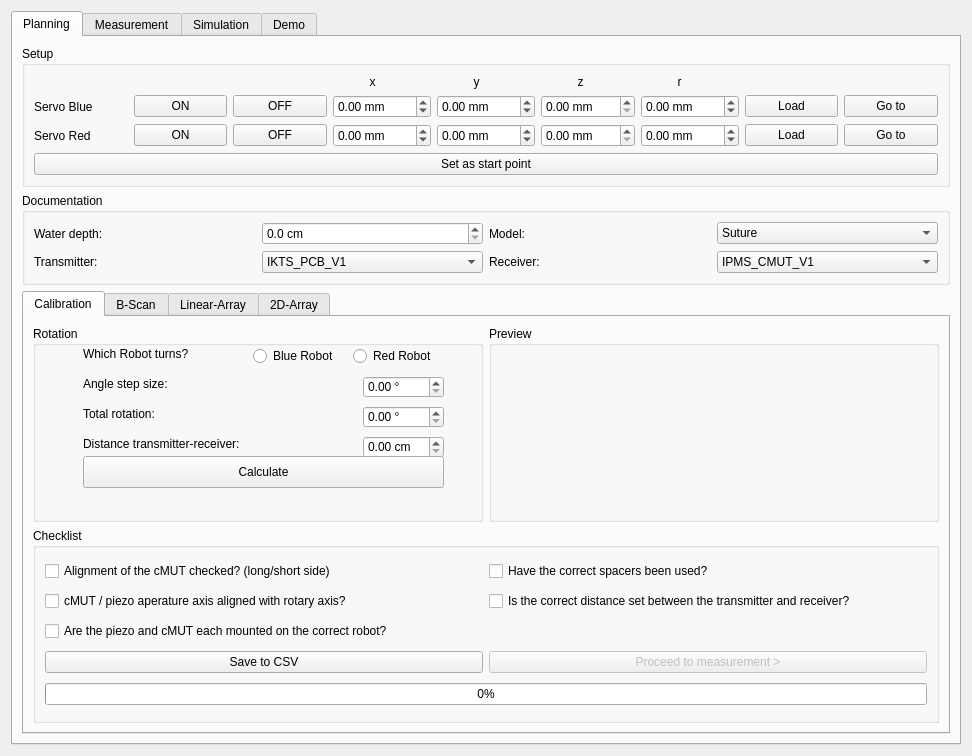
Before: the Qt Designer form new_ui/gui_view.ui in HybridEcho/Roboter, drawn with Qt 5.
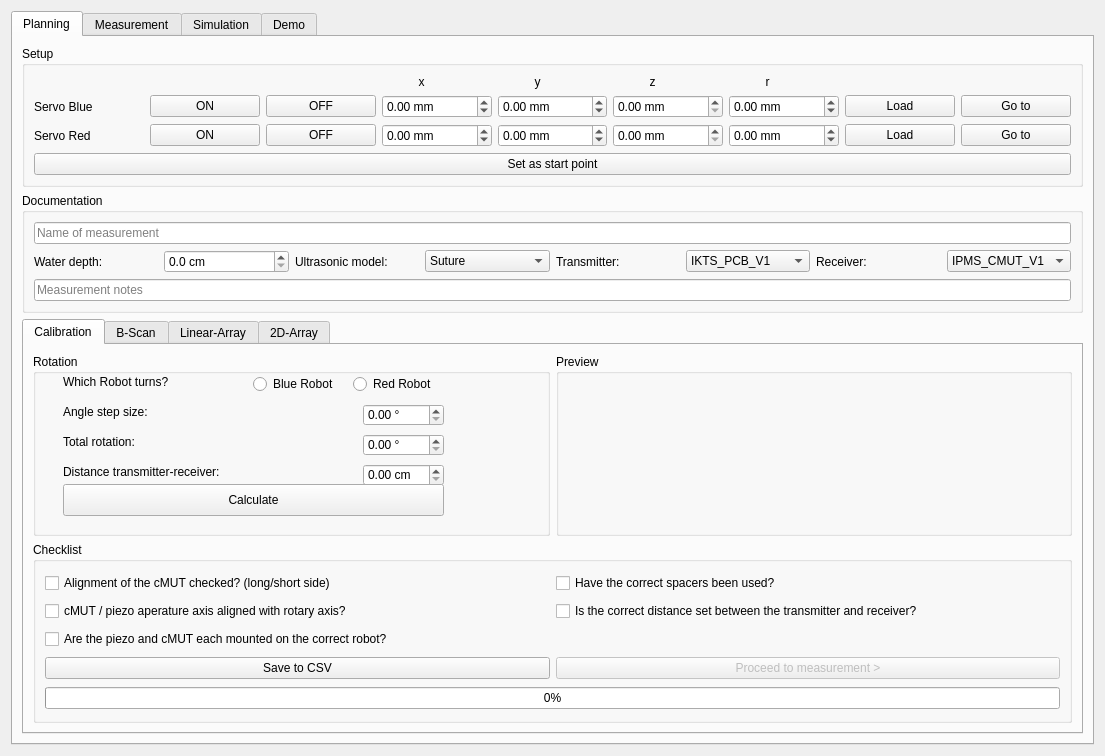
After: the same form once the commit is applied. Icons and pictures are not drawn.

Commit message: Adds measurement name and notes

Patch:
```diff
--- a/new_ui/gui_view.ui
+++ b/new_ui/gui_view.ui
@@ -6,7 +6,7 @@
    <rect>
     <x>0</x>
     <y>0</y>
-    <width>972</width>
+    <width>1105</width>
     <height>756</height>
    </rect>
   </property>
@@ -300,14 +300,49 @@
           <string>Documentation</string>
          </property>
          <layout class="QGridLayout" name="gridLayout_4">
-          <item row="0" column="0">
+          <item row="4" column="3">
+           <widget class="QComboBox" name="comboBox">
+            <item>
+             <property name="text">
+              <string>Suture</string>
+             </property>
+            </item>
+            <item>
+             <property name="text">
+              <string>Tissue</string>
+             </property>
+            </item>
+           </widget>
+          </item>
+          <item row="4" column="0">
            <widget class="QLabel" name="label_15">
             <property name="text">
              <string>Water depth:</string>
             </property>
            </widget>
           </item>
-          <item row="0" column="1">
+          <item row="4" column="2">
+           <widget class="QLabel" name="label_16">
+            <property name="text">
+             <string>Ultrasonic model:</string>
+            </property>
+           </widget>
+          </item>
+          <item row="4" column="6">
+           <widget class="QLabel" name="label_18">
+            <property name="text">
+             <string>Receiver:</string>
+            </property>
+           </widget>
+          </item>
+          <item row="4" column="4">
+           <widget class="QLabel" name="label_17">
+            <property name="text">
+             <string>Transmitter:</string>
+            </property>
+           </widget>
+          </item>
+          <item row="4" column="1">
            <widget class="QDoubleSpinBox" name="doubleSpinBox">
             <property name="suffix">
              <string> cm</string>
@@ -317,35 +352,7 @@
             </property>
            </widget>
           </item>
-          <item row="0" column="2">
-           <widget class="QLabel" name="label_16">
-            <property name="text">
-             <string>Model:</string>
-            </property>
-           </widget>
-          </item>
-          <item row="0" column="3">
-           <widget class="QComboBox" name="comboBox">
-            <item>
-             <property name="text">
-              <string>Suture</string>
-             </property>
-            </item>
-            <item>
-             <property name="text">
-              <string>Tissue</string>
-             </property>
-            </item>
-           </widget>
-          </item>
-          <item row="1" column="0">
-           <widget class="QLabel" name="label_17">
-            <property name="text">
-             <string>Transmitter:</string>
-            </property>
-           </widget>
-          </item>
-          <item row="1" column="1">
+          <item row="4" column="5">
            <widget class="QComboBox" name="comboBox_2">
             <item>
              <property name="text">
@@ -359,14 +366,7 @@
             </item>
            </widget>
           </item>
-          <item row="1" column="2">
-           <widget class="QLabel" name="label_18">
-            <property name="text">
-             <string>Receiver:</string>
-            </property>
-           </widget>
-          </item>
-          <item row="1" column="3">
+          <item row="4" column="7">
            <widget class="QComboBox" name="comboBox_3">
             <item>
              <property name="text">
@@ -380,6 +380,29 @@
             </item>
            </widget>
           </item>
+          <item row="0" column="0" colspan="8">
+           <widget class="QLineEdit" name="documentation_name_measurement">
+            <property name="inputMask">
+             <string/>
+            </property>
+            <property name="text">
+             <string/>
+            </property>
+            <property name="placeholderText">
+             <string>Name of measurement</string>
+            </property>
+           </widget>
+          </item>
+          <item row="5" column="0" colspan="8">
+           <widget class="QLineEdit" name="documentation_measurement_notes">
+            <property name="text">
+             <string/>
+            </property>
+            <property name="placeholderText">
+             <string>Measurement notes</string>
+            </property>
+           </widget>
+          </item>
          </layout>
         </widget>
        </item>
@@ -401,7 +424,7 @@
              <widget class="QLabel" name="label_7">
               <property name="geometry">
                <rect>
-                <x>50</x>
+                <x>30</x>
                 <y>50</y>
                 <width>101</width>
                 <height>16</height>
@@ -414,7 +437,7 @@
              <widget class="QLabel" name="label_8">
               <property name="geometry">
                <rect>
-                <x>50</x>
+                <x>30</x>
                 <y>80</y>
                 <width>101</width>
                 <height>16</height>
@@ -427,7 +450,7 @@
              <widget class="QLabel" name="label_9">
               <property name="geometry">
                <rect>
-                <x>50</x>
+                <x>30</x>
                 <y>110</y>
                 <width>201</width>
                 <height>16</height>
@@ -482,9 +505,9 @@
              <widget class="QPushButton" name="rotation_calculate">
               <property name="geometry">
                <rect>
-                <x>50</x>
+                <x>30</x>
                 <y>130</y>
-                <width>361</width>
+                <width>381</width>
                 <height>32</height>
                </rect>
               </property>
@@ -521,7 +544,7 @@
              <widget class="QLabel" name="label_14">
               <property name="geometry">
                <rect>
-                <x>50</x>
+                <x>30</x>
                 <y>20</y>
                 <width>141</width>
                 <height>16</height>
@@ -544,12 +567,18 @@
               </property>
               <property name="geometry">
                <rect>
-                <x>50</x>
-                <y>20</y>
+                <x>80</x>
+                <y>10</y>
                 <width>311</width>
                 <height>151</height>
                </rect>
               </property>
+              <property name="sizePolicy">
+               <sizepolicy hsizetype="Expanding" vsizetype="Expanding">
+                <horstretch>0</horstretch>
+                <verstretch>0</verstretch>
+               </sizepolicy>
+              </property>
               <property name="text">
                <string/>
               </property>
@@ -566,12 +595,18 @@
               </property>
               <property name="geometry">
                <rect>
-                <x>50</x>
-                <y>20</y>
+                <x>80</x>
+                <y>10</y>
                 <width>311</width>
                 <height>151</height>
                </rect>
               </property>
+              <property name="sizePolicy">
+               <sizepolicy hsizetype="Expanding" vsizetype="Expanding">
+                <horstretch>0</horstretch>
+                <verstretch>0</verstretch>
+               </sizepolicy>
+              </property>
               <property name="text">
                <string/>
               </property>
@@ -588,12 +623,18 @@
               </property>
               <property name="geometry">
                <rect>
-                <x>50</x>
-                <y>20</y>
+                <x>80</x>
+                <y>10</y>
                 <width>311</width>
                 <height>151</height>
                </rect>
               </property>
+              <property name="sizePolicy">
+               <sizepolicy hsizetype="Expanding" vsizetype="Expanding">
+                <horstretch>0</horstretch>
+                <verstretch>0</verstretch>
+               </sizepolicy>
+              </property>
               <property name="text">
                <string/>
               </property>
```
Left out of the diff: 16 changed lines with no effect on the pictures. The commit also changes 1 other file.
